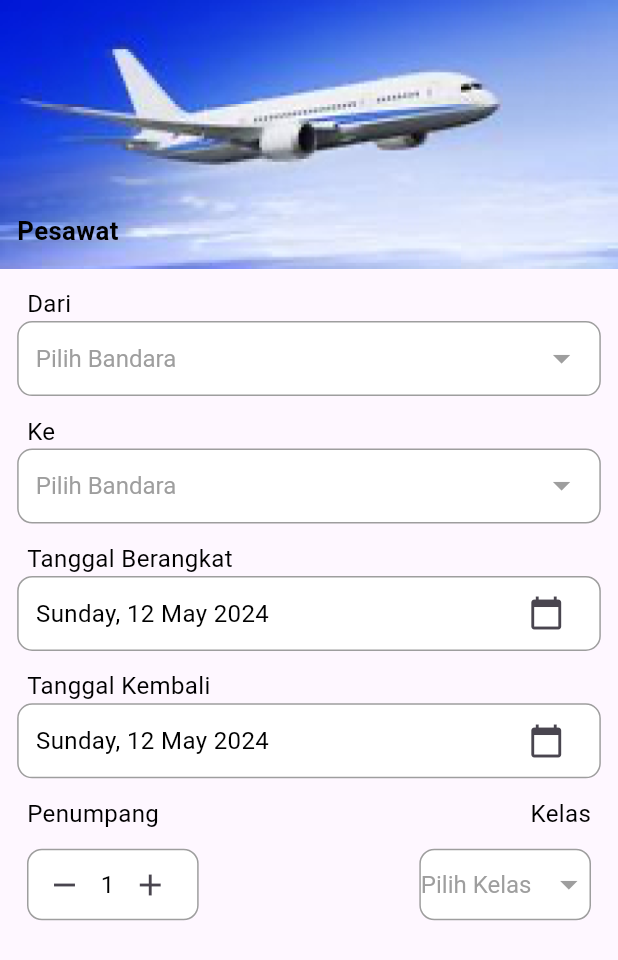
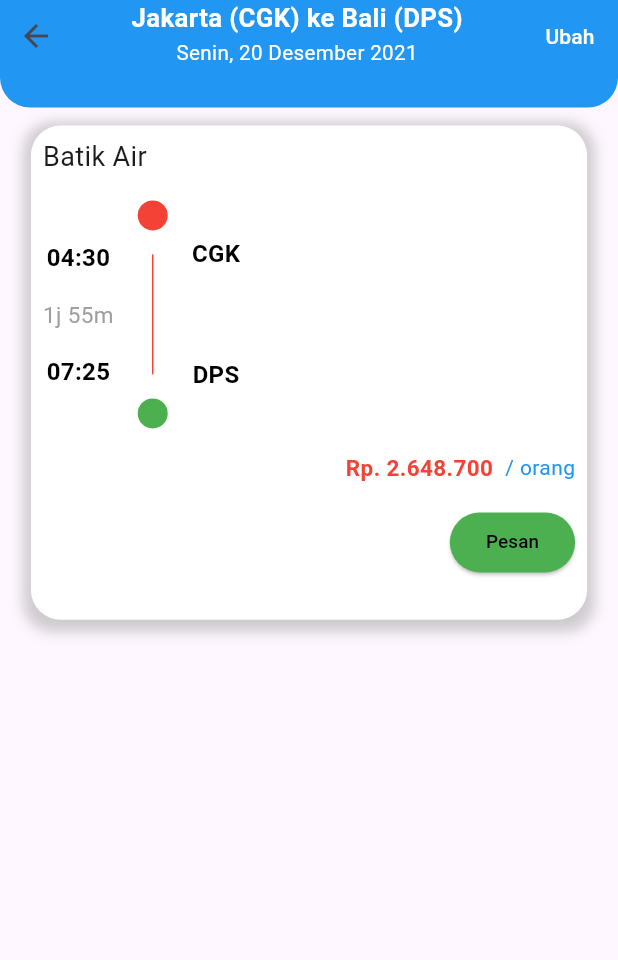
Before and after one commit to kfahmi77/travelgram, a Flutter app: the screen it shows after launch, on a phone screen of 412 x 824 dp. Shown: the top 960 px of the screen. Run offline on Flutter 3.47's test engine with Material 3 defaults, Android fonts, the phone set to English and light mode, and no system bars; our stand-ins replace animated_notch_bottom_bar, flutter_screenutil, get, image_picker, shared_preferences, timeago and 1 more.

Commit message:
buat ui list pesawat

```diff
--- /dev/null
+++ b/lib/app/modules/tiket/pesawat/views/cari_pesawat_view.dart
@@ -0,0 +1,247 @@
+import 'package:flutter/material.dart';
+import 'package:flutter_screenutil/flutter_screenutil.dart';
+import 'package:get/get_connect/http/src/utils/utils.dart';
+import 'package:timeline_tile/timeline_tile.dart';
+
+class CariPesawatView extends StatelessWidget {
+  const CariPesawatView({super.key});
+
+  @override
+  Widget build(BuildContext context) {
+    return Scaffold(
+      body: Column(
+        children: [
+          Container(
+            height: 60.h,
+            width: double.infinity,
+            decoration: const BoxDecoration(
+              color: Colors.blue,
+              borderRadius: BorderRadius.only(
+                bottomLeft: Radius.circular(20),
+                bottomRight: Radius.circular(20),
+              ),
+            ),
+            child: Row(
+              mainAxisAlignment: MainAxisAlignment.spaceBetween,
+              crossAxisAlignment: CrossAxisAlignment.start,
+              children: [
+                IconButton(
+                  onPressed: () {},
+                  icon: const Icon(Icons.arrow_back),
+                ),
+                Column(
+                  children: [
+                    Text(
+                      'Jakarta (CGK) ke Bali (DPS)',
+                      style: TextStyle(
+                        fontSize: 15.sp,
+                        fontWeight: FontWeight.bold,
+                        color: Colors.white,
+                      ),
+                    ),
+                    Text(
+                      'Senin, 20 Desember 2021',
+                      style: TextStyle(
+                        fontSize: 12.sp,
+                        color: Colors.white,
+                      ),
+                    ),
+                  ],
+                ),
+                TextButton(
+                  onPressed: () {},
+                  child: const Text(
+                    'Ubah',
+                    style: TextStyle(
+                      color: Colors.white,
+                    ),
+                  ),
+                ),
+              ],
+            ),
+          ),
+          SizedBox(
+            height: 10.h,
+          ),
+          //make card list
+          Container(
+            height: MediaQuery.of(context).size.height * 0.4,
+            width: MediaQuery.of(context).size.width * 0.9,
+            decoration: BoxDecoration(
+                color: Colors.white,
+                borderRadius: BorderRadius.all(
+                  Radius.circular(20),
+                ),
+                boxShadow: [
+                  BoxShadow(
+                    color: Colors.grey.withOpacity(0.5),
+                    spreadRadius: 5,
+                    blurRadius: 7,
+                    offset: Offset(0, 3),
+                  )
+                ]),
+            child: Column(
+              mainAxisAlignment: MainAxisAlignment.start,
+              crossAxisAlignment: CrossAxisAlignment.start,
+              children: [
+                const Padding(
+                  padding: EdgeInsets.all(8.0),
+                  child: Row(
+                    children: [
+                      Text(
+                        "Batik Air",
+                        style: TextStyle(
+                          fontSize: 18.0,
+                        ),
+                      ),
+                    ],
+                  ),
+                ),
+                Row(
+                  children: [
+                    const Column(
+                      children: [
+                        Padding(
+                          padding: EdgeInsets.all(8.0),
+                          child: Text(
+                            "04:30",
+                            style: TextStyle(
+                                color: Colors.black,
+                                fontSize: 16.0,
+                                fontWeight: FontWeight.bold),
+                          ),
+                        ),
+                        Padding(
+                          padding: EdgeInsets.all(8.0),
+                          child: Text(
+                            "1j 55m",
+                            style: TextStyle(
+                              fontSize: 15.0,
+                              color: Colors.grey,
+                            ),
+                          ),
+                        ),
+                        Padding(
+                          padding: EdgeInsets.all(8.0),
+                          child: Text(
+                            "07:25",
+                            style: TextStyle(
+                              fontSize: 16.0,
+                              color: Colors.black,
+                              fontWeight: FontWeight.bold,
+                            ),
+                          ),
+                        ),
+                      ],
+                    ),
+                    Column(
+                      children: [
+                        Padding(
+                          padding: const EdgeInsets.all(8.0),
+                          child: Container(
+                            height: 20,
+                            width: 20,
+                            decoration: BoxDecoration(
+                                color: Colors.red,
+                                shape: BoxShape.circle,
+                                border:
+                                    Border.all(width: 1, color: Colors.red)),
+                          ),
+                        ),
+                        const Padding(
+                            padding: EdgeInsets.all(8.0),
+                            child: SizedBox(
+                                height: 80,
+                                child: VerticalDivider(color: Colors.red))),
+                        Padding(
+                          padding: const EdgeInsets.all(8.0),
+                          child: Container(
+                            height: 20,
+                            width: 20,
+                            decoration: BoxDecoration(
+                                color: Colors.green,
+                                shape: BoxShape.circle,
+                                border:
+                                    Border.all(width: 1, color: Colors.green)),
+                          ),
+                        ),
+                      ],
+                    ),
+                    Column(
+                      children: [
+                        Padding(
+                          padding: EdgeInsets.all(8.0),
+                          child: Text(
+                            "CGK",
+                            style: TextStyle(
+                                color: Colors.black,
+                                fontSize: 16.0,
+                                fontWeight: FontWeight.bold),
+                          ),
+                        ),
+                        SizedBox(
+                          height: 35.h,
+                        ),
+                        Padding(
+                          padding: EdgeInsets.all(8.0),
+                          child: Text(
+                            "DPS",
+                            style: TextStyle(
+                              fontSize: 16.0,
+                              color: Colors.black,
+                              fontWeight: FontWeight.bold,
+                            ),
+                          ),
+                        ),
+                      ],
+                    ),
+                  ],
+                ),
+                Row(
+                  mainAxisAlignment: MainAxisAlignment.end,
+                  children: [
+                    Text(
+                      "Rp. 2.648.700",
+                      style: TextStyle(
+                          fontSize: 15.0,
+                          color: Colors.red,
+                          fontWeight: FontWeight.bold),
+                    ),
+                    const Padding(
+                      padding: EdgeInsets.all(8.0),
+                      child: Text(
+                        "/ orang",
+                        style: TextStyle(
+                          color: Colors.blue,
+                        ),
+                      ),
+                    ),
+                  ],
+                ),
+                Padding(
+                  padding: const EdgeInsets.all(8.0),
+                  child: Row(
+                    mainAxisAlignment: MainAxisAlignment.end,
+                    children: [
+                      ElevatedButton(
+                        style: ElevatedButton.styleFrom(
+                          backgroundColor: Colors.green,
+                        ),
+                        onPressed: () {},
+                        child: Text(
+                          "Pesan",
+                          style:
+                              TextStyle(fontSize: 11.sp, color: Colors.black),
+                        ),
+                      ),
+                    ],
+                  ),
+                ),
+              ],
+            ),
+          ),
+        ],
+      ),
+    );
+  }
+}
--- a/lib/app/modules/tiket/pesawat/views/pesawat_view.dart
+++ b/lib/app/modules/tiket/pesawat/views/pesawat_view.dart
@@ -3,6 +3,7 @@ import 'dart:developer';
 import 'package:flutter/material.dart';
 import 'package:flutter_screenutil/flutter_screenutil.dart';
 import 'package:intl/intl.dart';
+import 'package:travelgram/app/modules/tiket/pesawat/views/cari_pesawat_view.dart';
 
 class PesawatView extends StatefulWidget {
   const PesawatView({super.key});
@@ -382,6 +383,7 @@ class _PesawatViewState extends State<PesawatView> {
                     ),
                   ),
                   child: Row(
+                    mainAxisAlignment: MainAxisAlignment.spaceAround,
                     children: [
                       IconButton(
                         icon: const Icon(Icons.remove),
@@ -424,11 +426,14 @@ class _PesawatViewState extends State<PesawatView> {
                       color: Colors.grey,
                     ),
                   ),
+                  child: Padding(
+                    padding: const EdgeInsets.all(8.0),
                     child: DropdownButtonHideUnderline(
                       child: DropdownButton(
                         isExpanded: true,
                         value: selectedKelas.isEmpty ? null : selectedKelas,
-                      items: ["Ekonomi", "Bisnis", "First"].map((String value) {
+                        items:
+                            ["Ekonomi", "Bisnis", "First"].map((String value) {
                           return DropdownMenuItem(
                             value: value,
                             child: Text(value),
@@ -466,7 +471,32 @@ class _PesawatViewState extends State<PesawatView> {
                       ),
                     ),
                   ),
+                ),
               ],
+            ),
+          ),
+          SizedBox(
+            height: 10.h,
+          ),
+          ElevatedButton(
+            onPressed: () {
+              Navigator.push(context, MaterialPageRoute(builder: (context) {
+                return CariPesawatView();
+              }));
+            },
+            child: Text(
+              "Cari Tiket",
+              style: TextStyle(
+                color: Colors.white,
+                fontSize: 14.sp,
+              ),
+            ),
+            style: ElevatedButton.styleFrom(
+              backgroundColor: Colors.blue,
+              padding: EdgeInsets.symmetric(horizontal: 100.w, vertical: 10.h),
+              shape: RoundedRectangleBorder(
+                borderRadius: BorderRadius.circular(10),
+              ),
             ),
           ),
         ],
--- a/lib/main.dart
+++ b/lib/main.dart
@@ -5,6 +5,7 @@ import 'package:shared_preferences/shared_preferences.dart';
 import 'package:travelgram/app/modules/splash/views/splash_view.dart';
 import 'package:travelgram/app/modules/tiket/pesawat/views/pesawat_view.dart';
 import 'package:travelgram/app/shared/bottom_navigation.dart';
+import 'app/modules/tiket/pesawat/views/cari_pesawat_view.dart';
 import 'app/routes/app_pages.dart';
 import 'package:timeago/timeago.dart' as timeago;
 
@@ -36,7 +37,7 @@ class MyApp extends StatelessWidget {
         title: 'MyApp',
         theme: ThemeData(visualDensity: VisualDensity.adaptivePlatformDensity),
         // home: token == null ? const SplashView() : const BottomNavBar(),
-        home: PesawatView(),
+        home: CariPesawatView(),
         getPages: AppPages.routes,
       ),
     );
--- a/pubspec.yaml
+++ b/pubspec.yaml
@@ -20,6 +20,7 @@ dependencies:
   scroll_to_index: ^3.0.1
   shared_preferences: ^2.2.2
   timeago: ^3.6.1
+  timeline_tile: ^2.0.0
 
 dev_dependencies:
   flutter_lints: 3.0.1
```
Also changed, not shown: pubspec.lock. Lines whose indentation alone changed are shown as unchanged.
